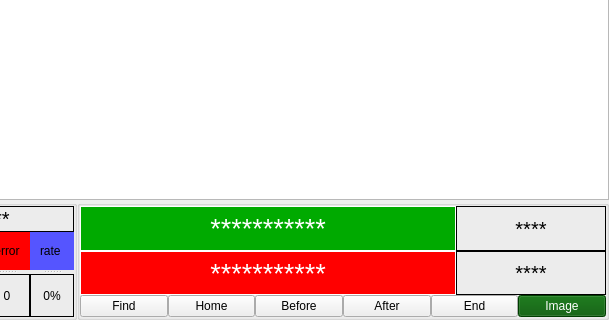
The window that MainUI/databasewidget.ui (519984307/Container_20191221) describes before a commit, drawn with Qt 5; both pictures show x 112 to 721 and y 221 to 541 of the 721 by 541 pixel window.
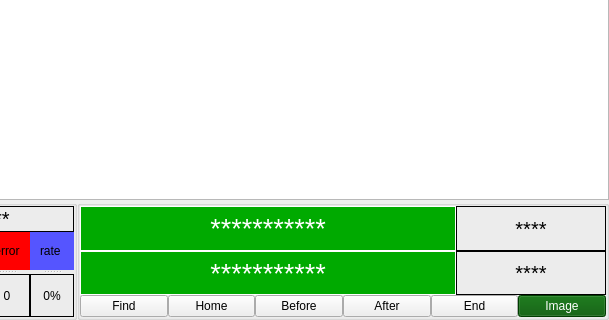
The same window after the commit.

```diff
--- a/MainUI/databasewidget.ui
+++ b/MainUI/databasewidget.ui
@@ -642,7 +642,7 @@
              </font>
             </property>
             <property name="styleSheet">
-             <string notr="true">background-color: rgb(255, 0, 0);
+             <string notr="true">background-color: rgb(0, 170, 0);
 color: rgb(255, 255, 255);</string>
             </property>
             <property name="frameShape">
```
